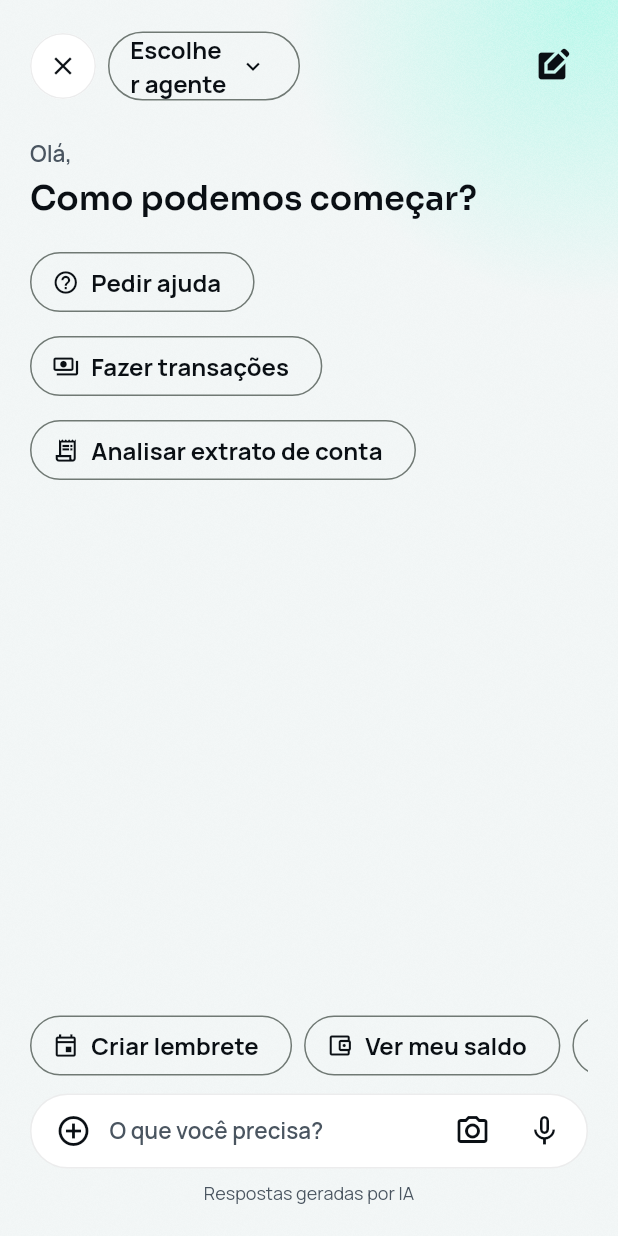
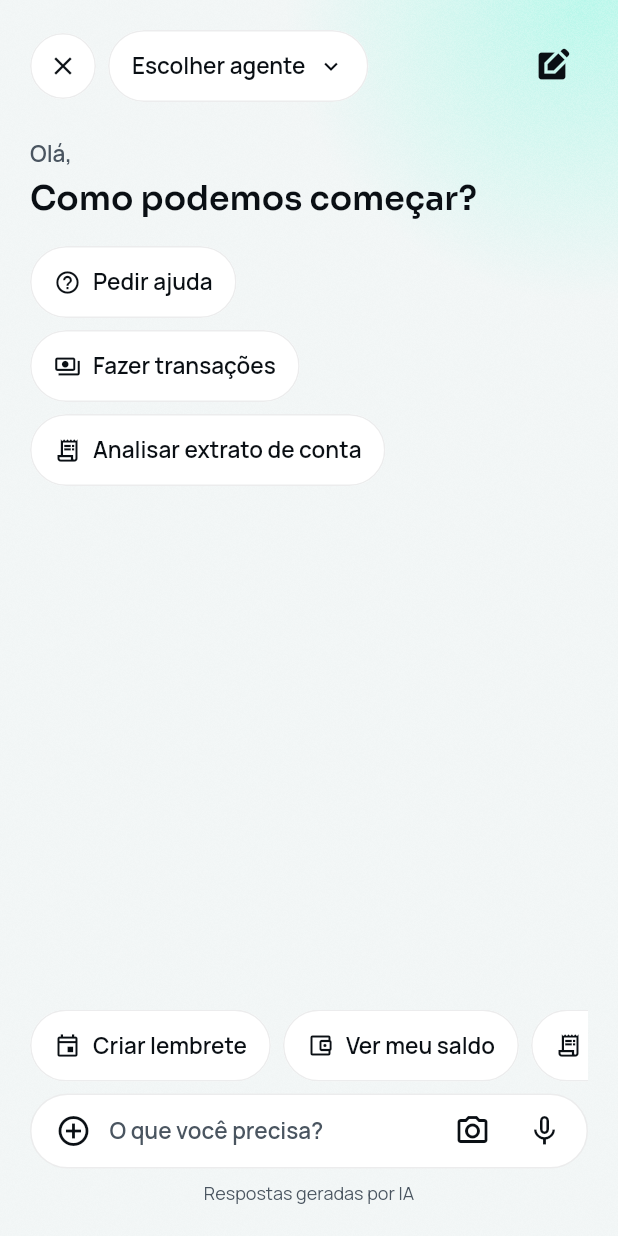
Before and after one commit to renatomf/next-bank, a Flutter app: the AssistantScreen screen opened by its route, on a phone screen of 412 x 824 dp. Run offline on Flutter 3.47's test engine with Material 3 defaults, Android fonts, the phone set to English and light mode, and no system bars; our stand-ins replace copy_with_extension, dio, flutter_riverpod, flutter_secure_storage, go_router, local_auth and 2 more; missing offline and left inert: local_auth_android, mobile_scanner, qr; accounts and stored records are empty; project files that could hold a hidden picture were left out.

Commit message:
feat(mobile): use the filter chips in the assistant
At the developer's request the agents, the suggestions and Escolher
agente take the statement filters' look; Escolher agente keeps a
dropdown's arrow and opens the agent sheet, taking the header's room and
shrinking rather than breaking on a small phone.

Co-Authored-By: Claude Opus 5.5 <noreply@anthropic.com>

```diff
--- a/apps/mobile/lib/features/assistant/presentation/assistant_screen.dart
+++ b/apps/mobile/lib/features/assistant/presentation/assistant_screen.dart
@@ -56,14 +56,14 @@ class AssistantScreen extends ConsumerWidget {
                         padding: const EdgeInsets.only(bottom: NbSpace.sm),
                         child: Align(
                           alignment: Alignment.centerLeft,
-                          child: OutlinedButton.icon(
+                          child: NbChip(
+                            label: agent.name,
+                            icon: agent.icon,
                             onPressed: () => showNbToast(
                               context,
                               'Em breve.',
                               icon: Icons.info_outline,
                             ),
-                            icon: Icon(agent.icon, size: 18),
-                            label: Text(agent.name),
                           ),
                         ),
                       ),
@@ -117,15 +117,18 @@ class _Header extends StatelessWidget {
           label: 'Fechar',
           onPressed: onClose,
         ),
-        Flexible(
-          child: OutlinedButton.icon(
-            onPressed: () => showAgentSheet(context),
-            icon: const Icon(Icons.expand_more, size: 18),
-            iconAlignment: IconAlignment.end,
-            label: const Text('Escolher agente'),
+        // A chip with a dropdown's arrow, opening the agent sheet; it takes
+        // the room between the X and the new chat, shrinking if short.
+        Expanded(
+          child: Align(
+            alignment: Alignment.centerLeft,
+            child: NbChip(
+              label: 'Escolher agente',
+              trailingIcon: Icons.expand_more,
+              onPressed: () => showAgentSheet(context),
+            ),
           ),
         ),
-        const Spacer(),
         NbIconButton(
           icon: Icons.edit_square,
           label: 'Nova conversa',
--- a/apps/mobile/lib/features/assistant/presentation/suggestion_chips.dart
+++ b/apps/mobile/lib/features/assistant/presentation/suggestion_chips.dart
@@ -21,11 +21,11 @@ class SuggestionChips extends StatelessWidget {
         spacing: NbSpace.sm,
         children: [
           for (final (icon, label) in _suggestions)
-            OutlinedButton.icon(
+            NbChip(
+              label: label,
+              icon: icon,
               onPressed: () =>
                   showNbToast(context, 'Em breve.', icon: Icons.info_outline),
-              icon: Icon(icon, size: 18),
-              label: Text(label),
             ),
         ],
       ),
```
